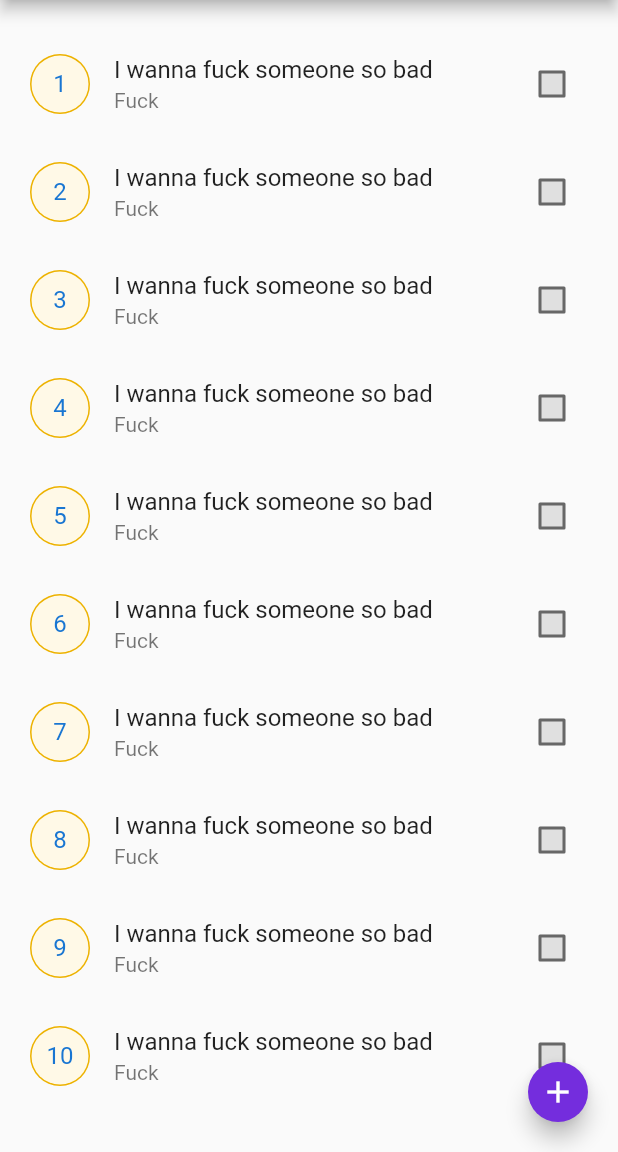
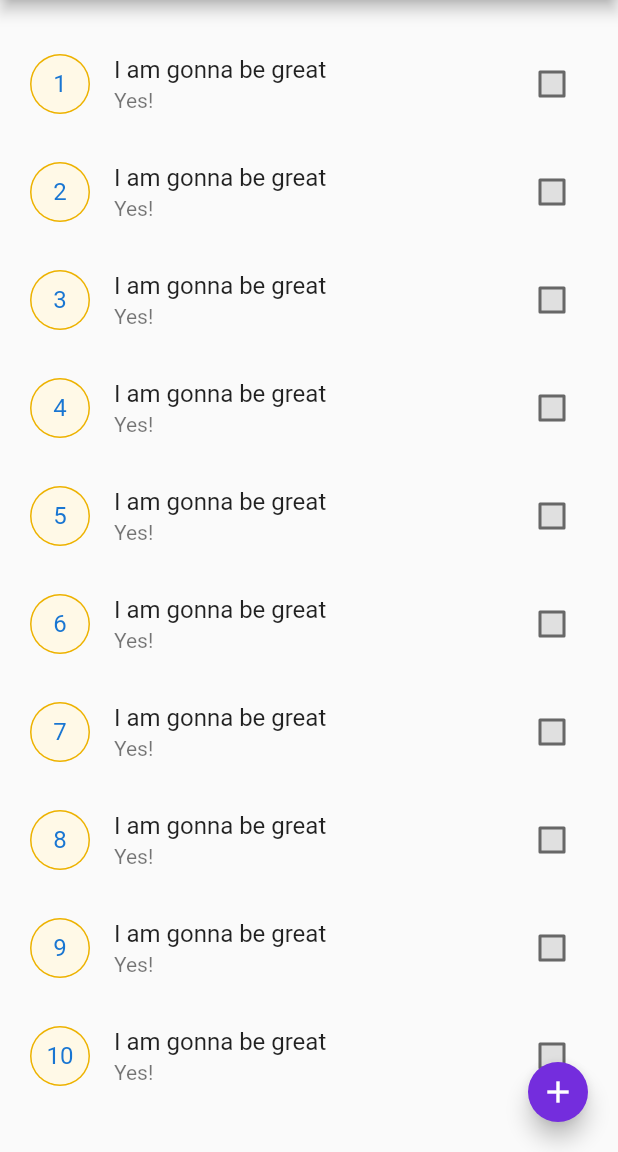
Before and after one commit to fiki2002/Todo_App_REST_API, a Flutter app: the HomePage screen opened directly, on a phone screen of 412 x 824 dp, the part 84-1236 px from its top. Run offline on Flutter 3.47's test engine with Material 2 defaults, Android fonts, the phone set to English and light mode, and no system bars; our stand-ins replace shared_preferences; accounts and stored records are empty.

```diff
--- a/lib/main.dart
+++ b/lib/main.dart
@@ -2,6 +2,8 @@ import 'package:flutter/material.dart';
 import 'package:provider/provider.dart';
 import 'package:todo_app/provider/authProvider/auth_provider.dart';
 import 'package:todo_app/provider/database/db_provider.dart';
+import 'package:todo_app/provider/taskProvider/add_task_provider.dart';
+import 'package:todo_app/provider/taskProvider/delete_task_provider.dart';
 import 'package:todo_app/splash.dart';
 import 'package:todo_app/styles/colors.dart';
 
@@ -18,6 +20,9 @@ class MyApp extends StatelessWidget {
       providers: [
         ChangeNotifierProvider(create: (_) => AuthenticationProvider()),
         ChangeNotifierProvider(create: (_) => DatabaseProvider()),
+        ChangeNotifierProvider(create: (_) => AddTaskProvider()),
+        ChangeNotifierProvider(create: (_) => DeleteTaskProvider()),
+
       ],
       child: MaterialApp(
         debugShowCheckedModeBanner: false,
--- a/lib/screens/taskPage/home_page.dart
+++ b/lib/screens/taskPage/home_page.dart
@@ -1,6 +1,5 @@
 import 'package:flutter/material.dart';
 import 'package:todo_app/provider/database/db_provider.dart';
-import 'package:todo_app/screens/auth/login.dart';
 import 'package:todo_app/screens/taskPage/add_task_page.dart';
 import 'package:todo_app/screens/taskPage/local_widget/task_view_container.dart';
 
@@ -63,10 +62,10 @@ class _HomePageState extends State<HomePage> {
                     10,
                     (index) => TaskField(
                       initial: '${index + 1}',
-                      title: 'I wanna fuck someone so bad',
-                      subtitle: 'Fuck',
+                      title: 'I am gonna be great',
+                      subtitle: 'Yes!',
                       isCompleted: false,
-                      taskId: 'Fk',
+                      taskId: 'Gr',
                     ),
                   ),
                 )),
--- a/lib/screens/taskPage/task_details_page.dart
+++ b/lib/screens/taskPage/task_details_page.dart
@@ -1,6 +1,7 @@
 import 'package:flutter/material.dart';
 import 'package:todo_app/widgets/custom_textfield.dart';
 
+import '../../styles/colors.dart';
 import '../../widgets/custom_button.dart';
 
 class TaskDetailsPage extends StatefulWidget {
@@ -36,9 +37,9 @@ class _TaskDetailsPageState extends State<TaskDetailsPage> {
           title: const Text('Tasks Details'),
           actions: [
             IconButton(
-              icon: const Icon(
+              icon: Icon(
                 Icons.delete,
-                color: Colors.white,
+                color: white,
               ),
               onPressed: () {},
             ),
--- a/lib/utils/routers.dart
+++ b/lib/utils/routers.dart
@@ -2,22 +2,22 @@ import 'package:flutter/cupertino.dart';
 import 'package:flutter/material.dart';
 
 class PageNavigator {
-  BuildContext ctext;
-  PageNavigator({ required this.ctext});
+  BuildContext? ctext;
+  PageNavigator({  this.ctext});
 
   Future nextPage({Widget? page}) {
     return Navigator.push(
-        ctext, CupertinoPageRoute(builder: ((context) => page!)));
+        ctext!, CupertinoPageRoute(builder: ((context) => page!)));
   }
 
   void nextPageOnly({Widget? page}) {
-    Navigator.pushAndRemoveUntil(ctext,
+    Navigator.pushAndRemoveUntil(ctext!,
         MaterialPageRoute(builder: (context) => page!), (route) => false);
   }
 
   void previousPage({Widget? page}) {
     return Navigator.pop(
-      ctext,
+      ctext!,
       CupertinoPageRoute(builder: ((context) => page!)),
     );
   }
```
Also changed, not shown: lib/provider/taskProvider/add_task_provider.dart (+65 -0 lines), lib/provider/taskProvider/delete_task_provider.dart (+11 -19 lines).
